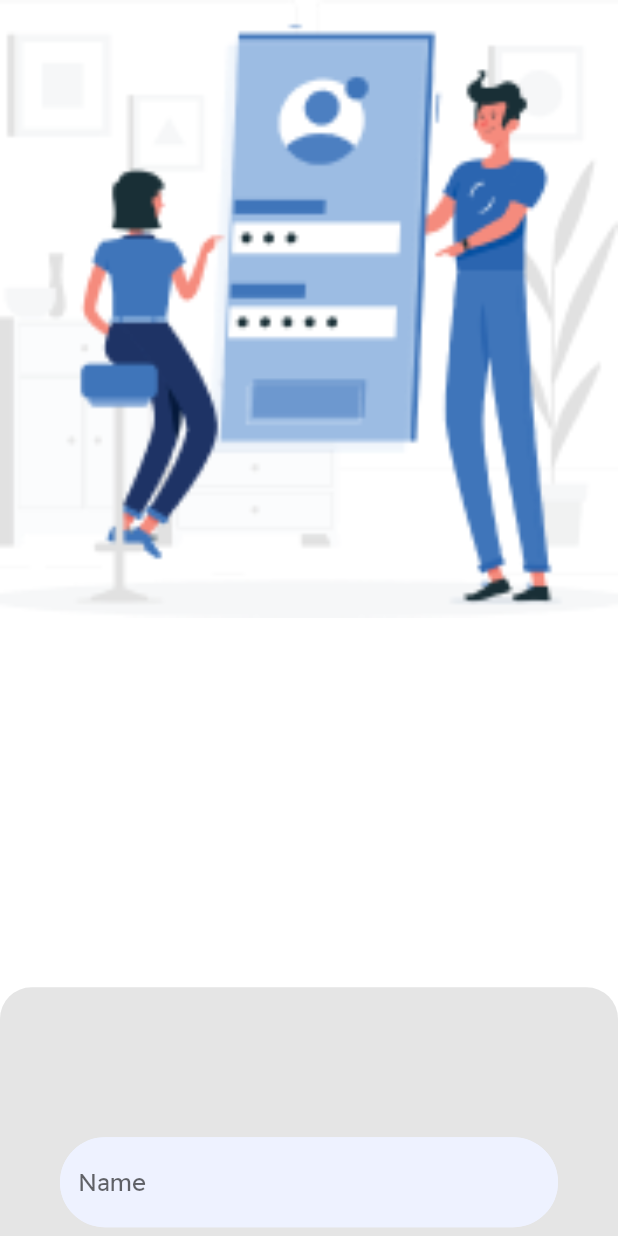
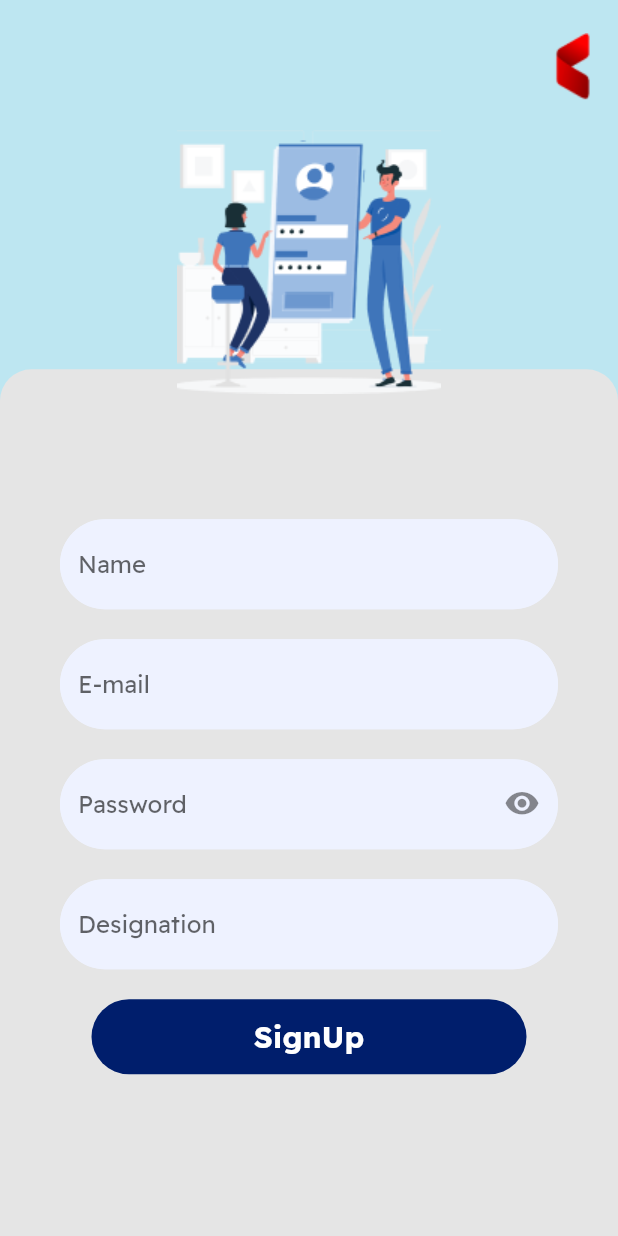
Before and after one commit to priyansh1211/4NerdyGuys, a Flutter app: the screen it shows after launch, after a tap on "Sign Up", on a phone screen of 412 x 824 dp. Run offline on Flutter 3.47's test engine with Material 2 defaults, Android fonts, the light colour scheme and no system bars; our stand-ins replace dropdown_button2.

Commit message:
Design updated

```diff
--- a/lib/pages/LoginPage.dart
+++ b/lib/pages/LoginPage.dart
@@ -11,6 +11,8 @@ class LoginPage extends StatefulWidget {
 }
 
 class _LoginPageState extends State<LoginPage> {
+ // Size size = MediaQuery.of(context).size;
+  bool _obsecuretext = true;
   @override
   Widget build(BuildContext context) {
     return Scaffold(
@@ -32,7 +34,7 @@ class _LoginPageState extends State<LoginPage> {
                   height: 20,
                 ),
                 Expanded(
-                  child: Image.asset(fit: BoxFit.fitWidth,'assets/images/login_page_pic.jpeg'),
+                  child: Image.asset('assets/images/login_page_pic.jpeg'),
                 ),
                 Container(
                     width: MediaQuery.of(context).size.width,
@@ -76,8 +78,16 @@ class _LoginPageState extends State<LoginPage> {
                             Padding(
                               padding: const EdgeInsets.only(left: 30,right: 30),
                               child: TextField(
-                                obscureText: true,
+                                obscureText: _obsecuretext,
                                 decoration: InputDecoration(
+                                  suffixIcon: GestureDetector(
+                                    onTap: (){
+                                       setState(()=>_obsecuretext=!_obsecuretext);
+                                  },
+                                    child: Icon(
+                                     _obsecuretext ? Icons.visibility : Icons.visibility_off
+                                    ),
+                                  ),
                                   enabledBorder: OutlineInputBorder(
                                     borderRadius: BorderRadius.circular(10),
                                     borderSide: BorderSide(color: Color(0xffEEF2FF)),
--- a/lib/pages/SignUp.dart
+++ b/lib/pages/SignUp.dart
@@ -9,35 +9,48 @@ class SignUp extends StatefulWidget {
 }
 
 class _SignUpState extends State<SignUp> {
+  bool _showpassword = true;
   @override
   Widget build(BuildContext context) {
+    Size size = MediaQuery.of(context).size;
     return Scaffold(
       resizeToAvoidBottomInset: false,
-        backgroundColor: Colors.blue,
-        body: Form(
+        //backgroundColor: Colors.blue,
+        body: ClipRRect(
           child:Container(
             decoration: const BoxDecoration(
                 gradient: LinearGradient(begin: Alignment.topCenter, colors: [
-                  Colors.white,
-                  Colors.white,
+                  Color(0xffBDE6F1),
+                  Color(0xffBDE6F1),
+                  Color(0xffBDE6F1),
                 ]
                 )
             ),
-            child: Column(
+            child: Stack(
+                //alignment: Alignment.center,
+              //mainAxisAlignment: MainAxisAlignment.center,
               children: <Widget>[
-                Expanded(child: Image.asset(fit: BoxFit.fitWidth,'assets/images/sign_up.png')),
+                Positioned(
+                  top: 22,
+                 right: 16,
+                 // alignment: Alignment.topRight,
+                    child: Image.asset('assets/images/icon.png')
+                ),
+                Column(
+                  children: [
+                    Container(
+                      width:size.width,
+                      height: size.height*0.29875,
+                     // color: Colors.blue,
+                    ),
                     Expanded(
                       child: Container(
-                      width: MediaQuery.of(context).size.width,
-                      margin: EdgeInsets.only(top: MediaQuery.of(context).size.height*0.29875),
-                      //padding: EdgeInsets.only(bottom: MediaQuery.of(context).size.height*0.29875),
-                      height: MediaQuery.of(context).size.height*0.70125,
                         decoration: const BoxDecoration(
                             color: Color(0xffE5E5E5),
                             borderRadius: BorderRadius.only(
                                 topLeft: Radius.circular(21),
                                 topRight: Radius.circular(21))),
-                      child:  Column(
+                        child:  ListView(
                           children: <Widget>[
                             const SizedBox(
                               height: 100,
@@ -88,8 +101,16 @@ class _SignUpState extends State<SignUp> {
                                 Padding(
                                   padding: const EdgeInsets.only(left: 40,right: 40),
                                   child: TextField(
-                                      obscureText: true,
+                                    obscureText: _showpassword,
                                     decoration: InputDecoration(
+                                      suffixIcon: GestureDetector(
+                                        onTap: (){
+                                          setState(()=>_showpassword=!_showpassword);
+                                        },
+                                        child: Icon(
+                                            _showpassword?Icons.visibility_sharp:Icons.visibility_off_sharp
+                                        ),
+                                      ),
                                       enabledBorder: OutlineInputBorder(
                                         borderRadius: BorderRadius.circular(40),
                                         borderSide: BorderSide(color: Color(0xffEEF2FF)),
@@ -100,7 +121,6 @@ class _SignUpState extends State<SignUp> {
                                         borderRadius: BorderRadius.circular(40),
                                       ),
                                       hintText: 'Password',
-                                        suffixIcon: Icon(Icons.remove_red_eye),
                                       filled: true,
                                       fillColor: Color(0xffEEF2FF),
                                     ),
@@ -166,6 +186,14 @@ class _SignUpState extends State<SignUp> {
                     ),
                   ],
                 ),
+                Positioned(
+                  top: size.height*0.105,
+                  left: 92,
+                  right: 92,
+                  child: Image.asset('assets/images/sign_up.png',height:176,width:176,),
+                ),
+              ],
+            ),
           ),),
     );
   }
```
Also changed, not shown: lib/pages/ResetPassword.dart (+11 -34 lines), assets/images/icon.png (added). Lines whose indentation alone changed are shown as unchanged.
